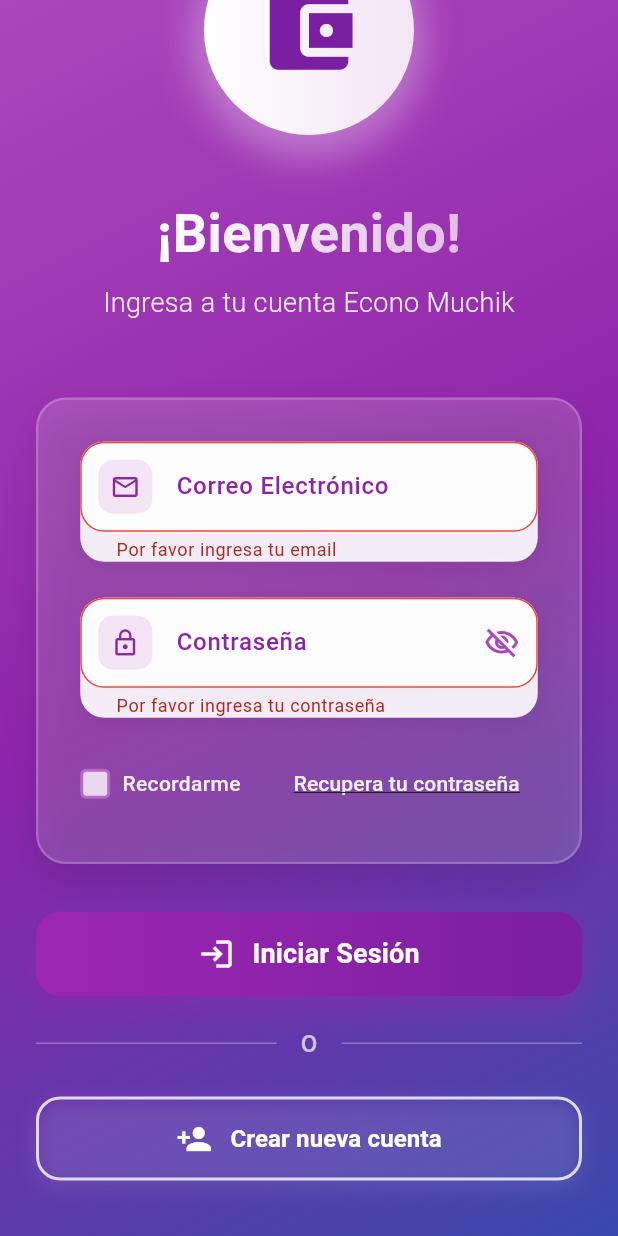
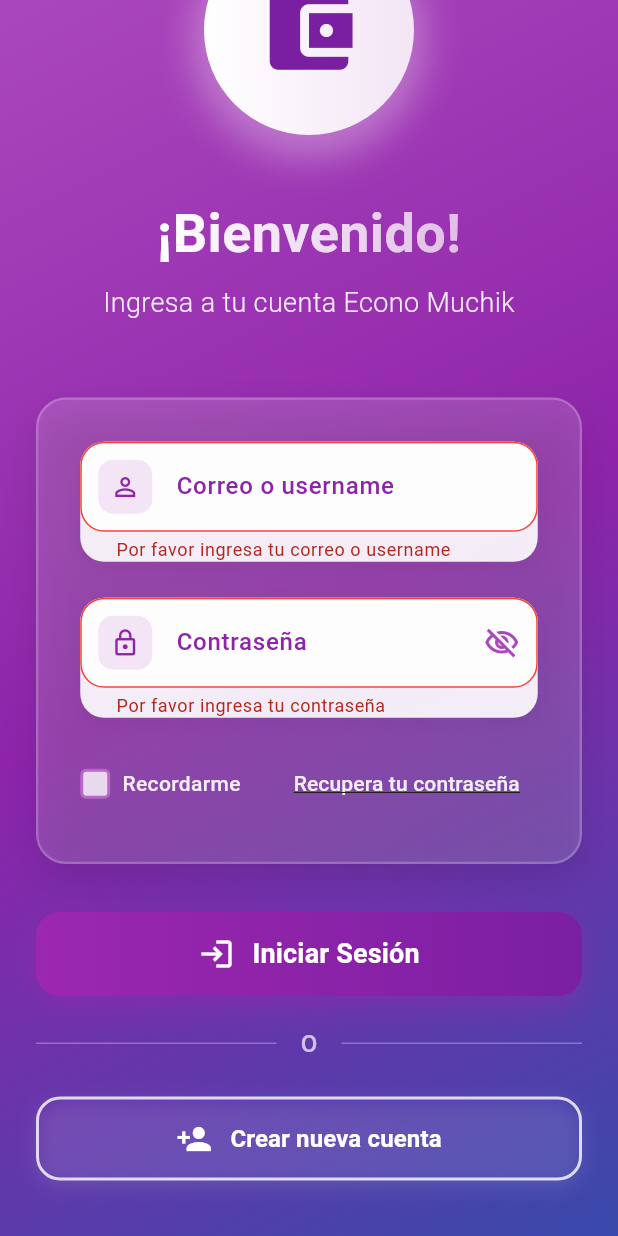
Before and after one commit to edwardqs/app_muchuktec, a Flutter app: the screen it shows after launch, scrolled down 130 dp, after a tap on "Iniciar Sesión", on a phone screen of 412 x 824 dp. Run offline on Flutter 3.47's test engine with Material 3 defaults, Android fonts, the phone set to English and light mode, and no system bars; our stand-ins replace cached_network_image, firebase_core, firebase_messaging, fl_chart, image_picker, shared_preferences; missing offline and left inert: file_saver; accounts and stored records are empty; statements that could not run were skipped.

Commit message:
login con username

```diff
--- a/lib/screens/login_screen.dart
+++ b/lib/screens/login_screen.dart
@@ -13,7 +13,7 @@
 }
 
 class _LoginScreenState extends State<LoginScreen> {
-  final _emailController = TextEditingController();
+  final _loginController = TextEditingController();
   final _passwordController = TextEditingController();
   final _formKey = GlobalKey<FormState>();
 
@@ -92,7 +92,7 @@
 
     final url = Uri.parse('$API_BASE_URL/login');
     final body = {
-      'correo': _emailController.text,
+      'login': _loginController.text,
       'password': _passwordController.text,
     };
 
@@ -127,11 +127,14 @@
         }
       } else {
         final errorData = json.decode(response.body);
-        if (errorData['errors'] != null) {
+        if (errorData['errors'] != null && errorData['errors']['login'] != null) {
+          _errorMessage.value = errorData['errors']['login'][0];
+        } else if (errorData['errors'] != null) {
+          // Fallback por si hay otro tipo de error
           final firstError = errorData['errors'].values.first[0];
           _errorMessage.value = firstError;
         } else {
-          _errorMessage.value = errorData['message'] ?? 'Error desconocido al iniciar sesión.';
+          _errorMessage.value = errorData['message'] ?? 'Error desconocido.';
         }
       }
     } catch (e) {
@@ -171,7 +174,7 @@
 
   @override
   void dispose() {
-    _emailController.dispose();
+    _loginController.dispose();
     _passwordController.dispose();
     _isPasswordVisible.dispose();
     _rememberMe.dispose();
@@ -260,16 +263,13 @@
             },
           ),
           _buildModernTextField(
-            controller: _emailController,
-            label: 'Correo Electrónico',
-            icon: Icons.email_outlined,
-            keyboardType: TextInputType.emailAddress,
+            controller: _loginController,
+            label: 'Correo o username',
+            icon: Icons.person_outline,
+            keyboardType: TextInputType.text,
             validator: (value) {
               if (value == null || value.isEmpty) {
-                return 'Por favor ingresa tu email';
-              }
-              if (!value.contains('@')) {
-                return 'Por favor ingresa un email válido';
+                return 'Por favor ingresa tu correo o username';
               }
               return null;
             },
```
